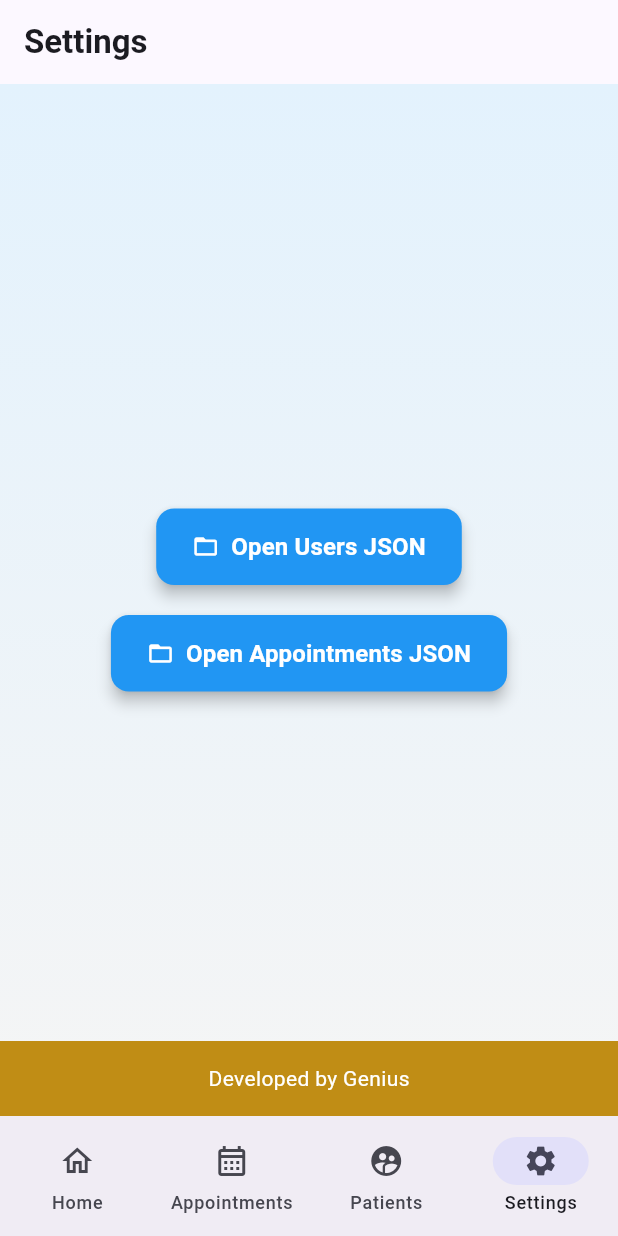
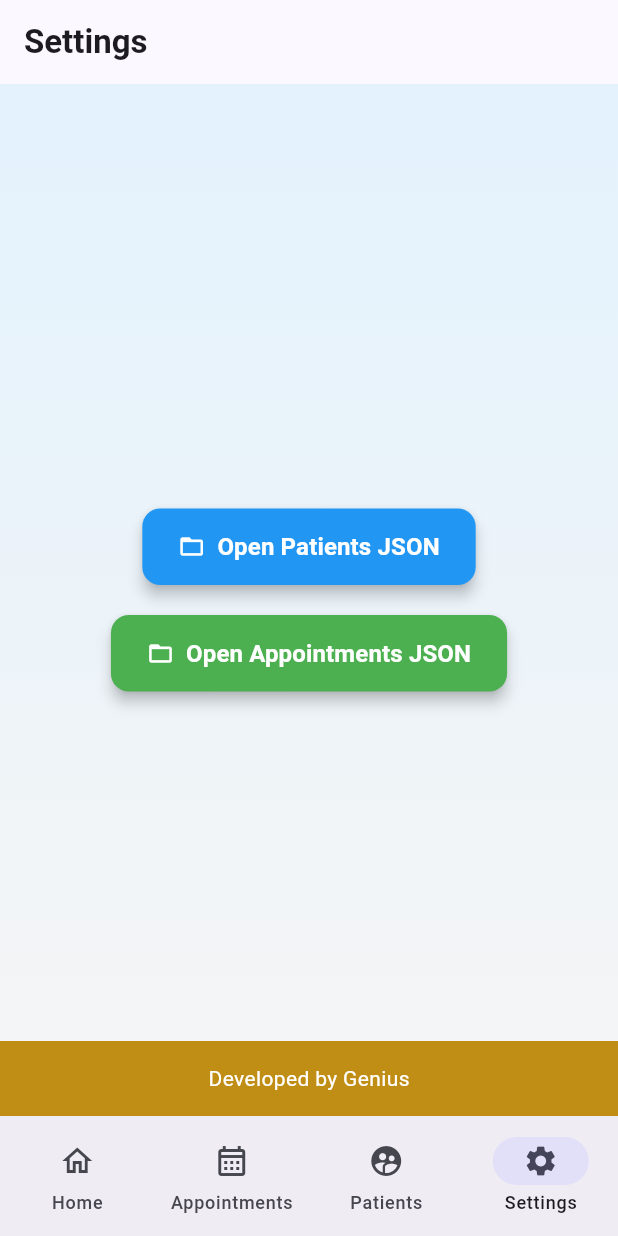
Before and after one commit to poloop01/flutter-app, a Flutter app: the screen it shows after launch, item 4 of the bottom bar chosen, on a phone screen of 412 x 824 dp. Run offline on Flutter 3.47's test engine with Material 3 defaults, Android fonts, the phone set to English and light mode, and no system bars; statements that could not run were skipped.

Commit message:
working offline directories4

```diff
--- a/lib/main.dart
+++ b/lib/main.dart
@@ -1,6 +1,6 @@
 import 'package:flutter/material.dart';
 import 'app.dart';
-import 'scr/storage/patients_storage.dart';
+import '/scr/storage/patients_storage.dart';
 import '/scr/storage/appointment_storage.dart';
 import '/scr/services/image_helper.dart';
 
--- a/lib/scr/storage/appointment_storage.dart
+++ b/lib/scr/storage/appointment_storage.dart
@@ -12,9 +12,9 @@ class AppointmentStorage {
    * 1.  bootstrap – creates folder AND empty file if missing
    * ---------------------------------------------------------- */
   static Future<void> init() async {
-    final root = await getApplicationDocumentsDirectory();
+    final root = await getExternalStorageDirectory();
 
-    _jsonDir = Directory('${root.path}/data');
+    _jsonDir = Directory('${root!.path}/data');
     await _jsonDir.create(recursive: true);
 
     _file = File('${_jsonDir.path}/appointments.json');
--- a/lib/scr/storage/patients_storage.dart
+++ b/lib/scr/storage/patients_storage.dart
@@ -9,18 +9,20 @@ class PatientsStorage {
   static late final File _file;
 
   static Future<void> init() async {
-    final root = await getApplicationDocumentsDirectory();
+    final root = await getExternalStorageDirectory();
 
-    jsonDir = Directory('${root.path}/data');
-    imgDir  = Directory('${root.path}/images');
+    jsonDir = Directory('${root!.path}/data');
+    imgDir  = Directory('${root!.path}/images');
 
     await jsonDir.create(recursive: true);
     await imgDir.create(recursive: true);
 
     _file = File('${jsonDir.path}/patients.json');
+
+    if (!await _file.exists()) await _file.writeAsString('[]');
   }
 
-  static Future<List<Patient>> loadPatients() async {   // WAS loadUsers
+  static Future<List<Patient>> loadPatients() async {
     if (!await _file.exists()) return [];
     final content = await _file.readAsString();
     if (content.trim().isEmpty) return [];
@@ -28,7 +30,7 @@ class PatientsStorage {
     return list.map((e) => Patient.fromJson(e as Map<String, dynamic>)).toList();
   }
 
-  static Future<void> savePatients(List<Patient> patients) async { // WAS saveUsers
+  static Future<void> savePatients(List<Patient> patients) async {
     final jsonList = patients.map((p) => p.toJson()).toList();
     await _file.writeAsString(jsonEncode(jsonList));
   }
--- a/lib/scr/ui/settings/settings_page.dart
+++ b/lib/scr/ui/settings/settings_page.dart
@@ -1,8 +1,7 @@
 import 'package:flutter/material.dart';
-import '../utilities/json_viewer_page.dart';
+import '../patients/patients_json_viewer.dart';
 import '../appointments/appointment_json_viewer.dart';
-import '../../storage/patients_storage.dart';
-import '../../storage/appointment_storage.dart';
+
 
 class SettingsPage extends StatelessWidget {
   const SettingsPage({super.key});
@@ -35,16 +34,16 @@ class SettingsPage extends StatelessWidget {
               children: [
                 _jsonBtn(
                   context,
-    'Open Users JSON',
+                  'Open Patients JSON',  // Changed from 'Users' to 'Patients'
                   Colors.blue,
-    JsonViewerPage(file: PatientsStorage.jsonFile),          // ← provide file
+                  const PatientsJsonViewerPage(),  // Use hardcoded patients viewer
                 ),
                 const SizedBox(height: 20),
                 _jsonBtn(
                   context,
                   'Open Appointments JSON',
-    Colors.blue,
-    JsonViewerPage(file: AppointmentStorage.jsonFile),       // ← provide file
+                  Colors.green,  // Different color for distinction
+                  const AppointmentJsonViewerPage(),  // Use hardcoded appointments viewer
                 ),
               ],
             ),
@@ -55,9 +54,9 @@ class SettingsPage extends StatelessWidget {
             right: 0,
             bottom: 0,
             child: Container(
-              width: double.infinity, // 100% width
-              height: 50, // Small height for the footer
-              color: const Color.fromARGB(255, 192, 141, 21), // Darker background for contrast
+              width: double.infinity,
+              height: 50,
+              color: const Color.fromARGB(255, 192, 141, 21),
               child: const Center(
                 child: Text(
                   'Developed by Genius',
```
Also changed, not shown: lib/scr/services/image_helper.dart (+20 -9 lines), lib/scr/ui/patients/patients_json_viewer.dart (renamed from lib/scr/ui/utilities/json_viewer_page.dart, +6 -8 lines). Lines whose indentation alone changed are shown as unchanged.
